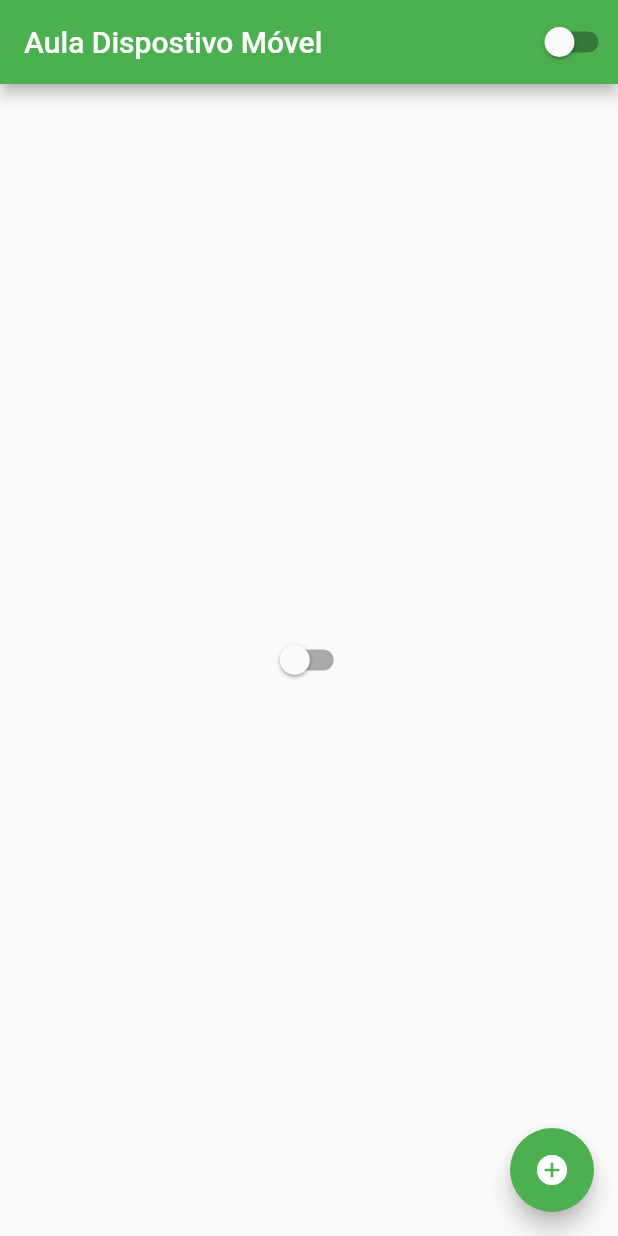
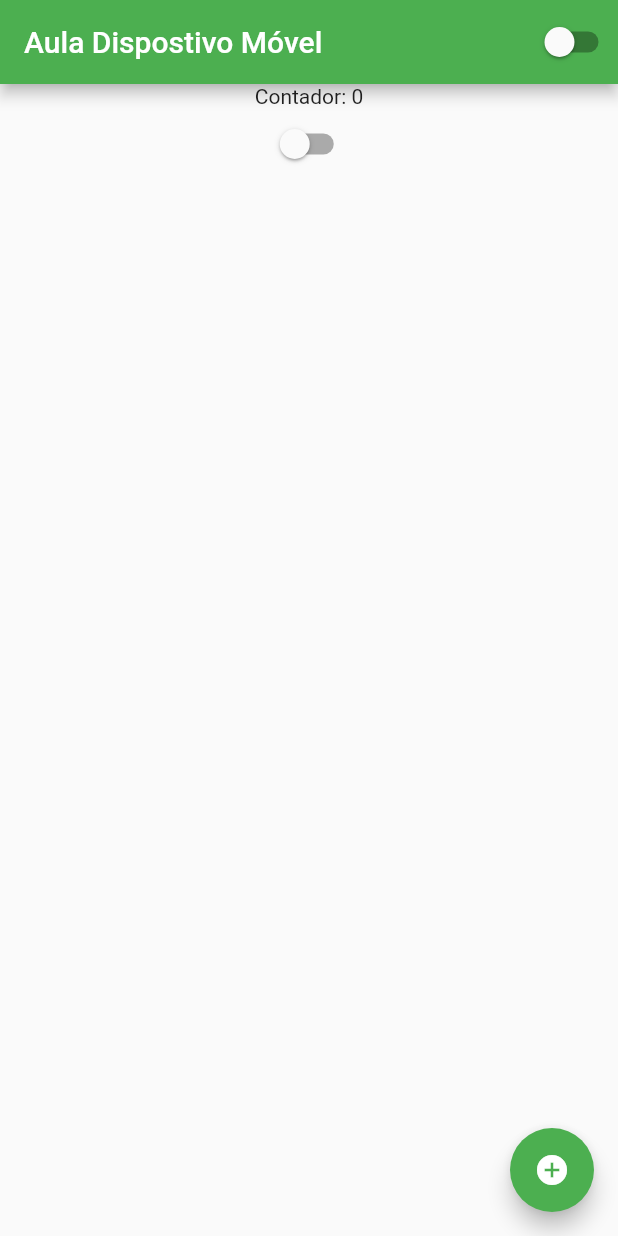
Before and after one commit to claytonferraz/flutter_aula2021_1, a Flutter app: the screen it shows after launch, on a phone screen of 412 x 824 dp. Run offline on Flutter 3.47's test engine with Material 2 defaults, Android fonts, the phone set to English and light mode, and no system bars.

Commit message:
Aula 1.9.1 Colunas

```diff
--- a/lib/home_page.dart
+++ b/lib/home_page.dart
@@ -22,7 +22,16 @@ class HomePageState extends State<HomePage> {
         actions: [CustomSwitch()],
       ),
 
-      body: Center(child: CustomSwitch()),
+      body: Container(
+        width: double.infinity,
+        height: double.infinity,
+        child: Column(
+          children: [
+            Text('Contador: $counter'),
+            CustomSwitch(),
+          ],
+        ),
+      ),
       // passando botao
       floatingActionButton: FloatingActionButton(
         child: Icon(Icons.add_circle),
```
